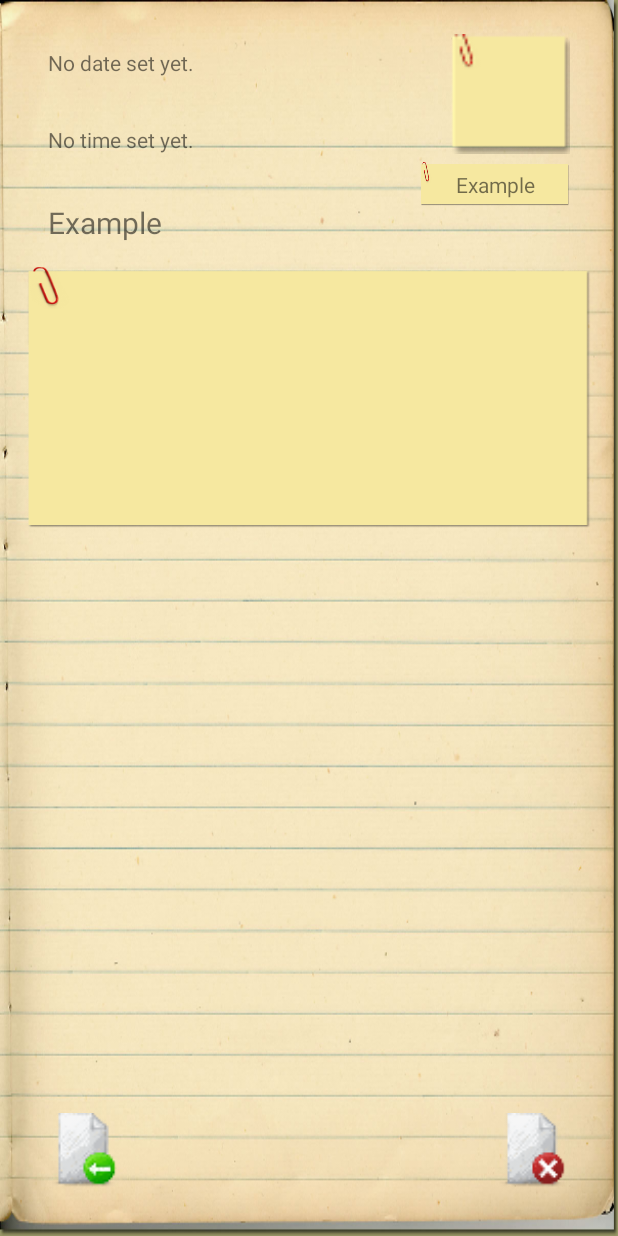
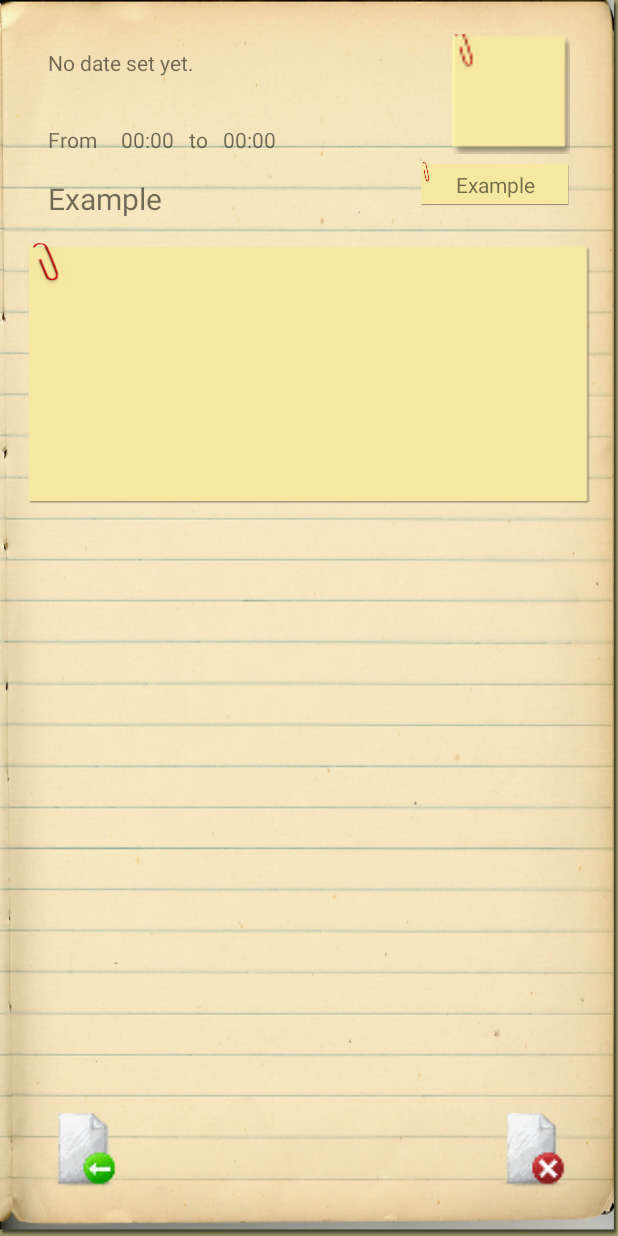
Before and after one commit to Malenea/ToDoList, an Android app: the layout popup.xml on its own in the app's theme, with its tools: preview values and no code run, on a phone screen of 412 x 824 dp. Run offline under Robolectric (Android 15) with nearby library versions, the phone set to English and light mode, and no system bars.

```diff
--- a/app/src/main/res/layout/popup.xml
+++ b/app/src/main/res/layout/popup.xml
@@ -18,12 +18,42 @@
         />
 
     <TextView
-        android:id="@+id/popup_txtTime"
-        android:text="@string/notime"
+        android:id="@+id/text_at"
+        android:text="From"
+        android:layout_width="wrap_content"
+        android:layout_height="wrap_content"
+        android:layout_below="@+id/popup_txtDate"
+        android:layout_margin="@dimen/fab_margin" />
+
+    <TextView
+        android:id="@+id/popup_txtTime_Begin"
+        android:text="00:00"
+        android:layout_gravity="center"
+        android:layout_width="40sp"
+        android:layout_height="wrap_content"
+        android:layout_below="@+id/popup_txtDate"
+        android:layout_marginTop="@dimen/fab_margin"
+        android:layout_toEndOf="@+id/text_at" />
+
+    <TextView
+        android:id="@+id/text_to"
+        android:text="to"
         android:layout_width="wrap_content"
         android:layout_height="wrap_content"
         android:layout_below="@id/popup_txtDate"
-        android:layout_margin="@dimen/fab_margin"/>
+        android:layout_marginTop="@dimen/fab_margin"
+        android:layout_marginStart="5dp"
+        android:layout_toEndOf="@+id/popup_txtTime_Begin"/>
+
+    <TextView
+        android:id="@+id/popup_txtTime_End"
+        android:text="00:00"
+        android:layout_width="40sp"
+        android:layout_height="wrap_content"
+        android:layout_below="@+id/popup_txtDate"
+        android:layout_toEndOf="@id/text_to"
+        android:layout_marginTop="@dimen/fab_margin"
+        android:layout_marginStart="10dp"/>
 
     <TextView
         android:id="@+id/popup_txt"
@@ -31,7 +61,7 @@
         android:layout_height="wrap_content"
         android:textSize="20sp"
         android:text="@string/example"
-        android:layout_below="@id/popup_txtTime"
+        android:layout_below="@id/popup_txtTime_Begin"
         android:layout_margin="@dimen/fab_margin" />
 
     <EditText
@@ -73,7 +103,7 @@
         android:layout_width="80dp"
         android:layout_height="80dp"
         android:gravity="center"
-        android:layout_alignBottom="@+id/popup_txtTime"
+        android:layout_alignBottom="@+id/popup_txtTime_Begin"
         android:layout_alignEnd="@+id/popup_del"
         android:background="@drawable/sticky_note_status"/>
 
```
Also changed, not shown: app/src/main/java/com/malenea/todolist/DbHelper.java (+20 -10 lines), app/src/main/java/com/malenea/todolist/MainActivity.java (+82 -16 lines), app/src/main/java/com/malenea/todolist/TaskClass.java (+28 -12 lines), 1 other file.
